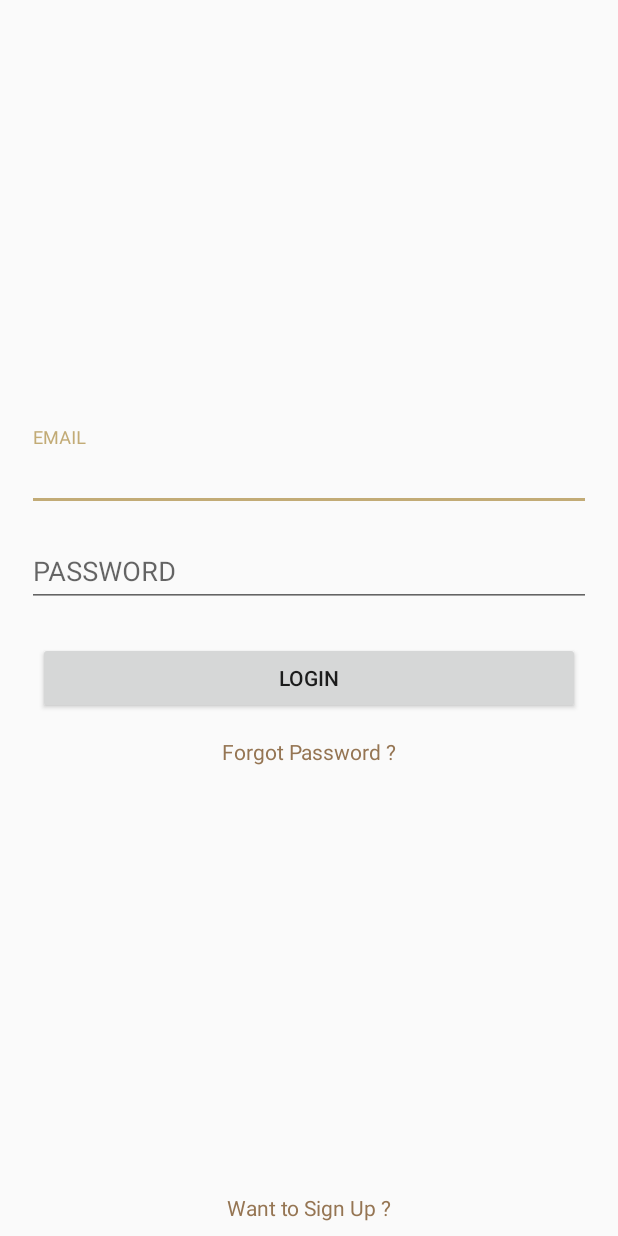
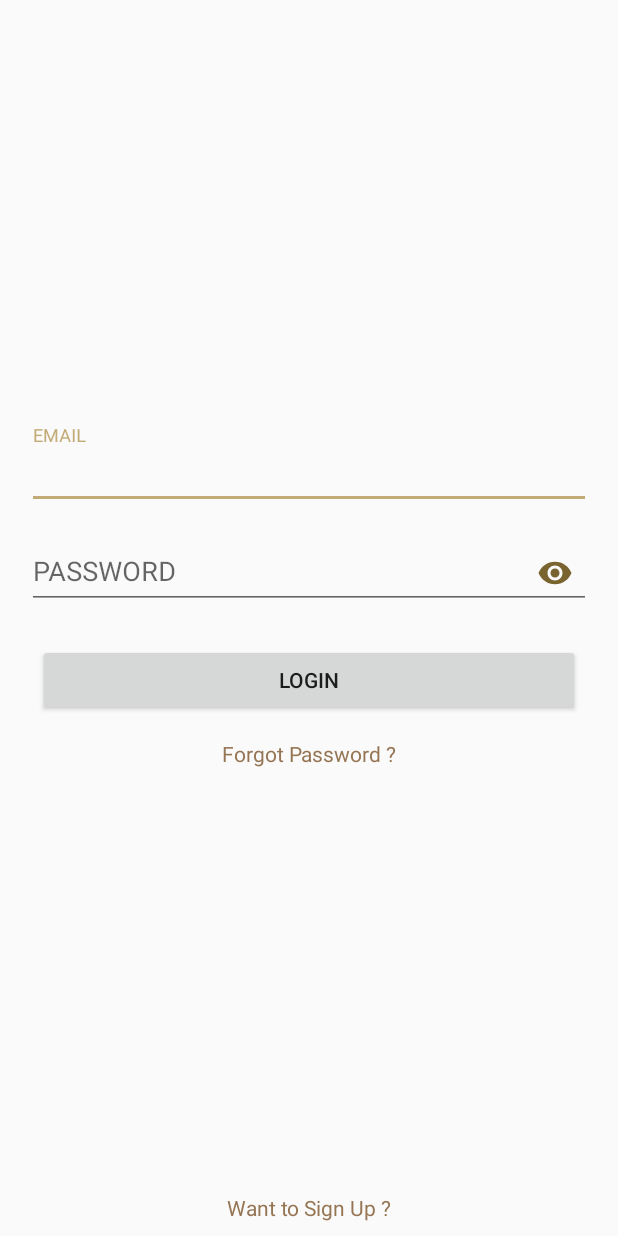
Before and after one commit to obakolefunmi/WordstudyUnitAndroid, an Android app: the screen it shows after launch (Login_Activity), on a phone screen of 412 x 824 dp. Run offline under Robolectric (Android 15) with nearby library versions, the phone set to English and light mode, and no system bars; our stand-ins replace Firebase (no records; nobody signed in at launch, a user with empty details on screens opened directly); 2 statements that could not run were skipped.

Commit message:
Ui update

```diff
--- a/app/src/main/res/layout/activity_login.xml
+++ b/app/src/main/res/layout/activity_login.xml
@@ -1,5 +1,6 @@
 <?xml version="1.0" encoding="utf-8"?>
 <LinearLayout xmlns:android="http://schemas.android.com/apk/res/android"
+    xmlns:app="http://schemas.android.com/apk/res-auto"
     android:orientation="vertical"
     android:layout_width="match_parent"
     android:layout_height="match_parent"
@@ -31,7 +32,9 @@
             android:id="@+id/textinputlayout1"
             android:layout_width="match_parent"
             android:layout_height="wrap_content"
-            android:showDividers="none">
+            android:showDividers="none"
+            app:passwordToggleEnabled="true"
+            app:passwordToggleTint="@color/colorPrimaryDark">
             <EditText
                 android:inputType="textPassword"
                 android:layout_width="match_parent"
```
Also changed, not shown: app/src/main/res/layout/activity_signup.xml (+7 -2 lines).
